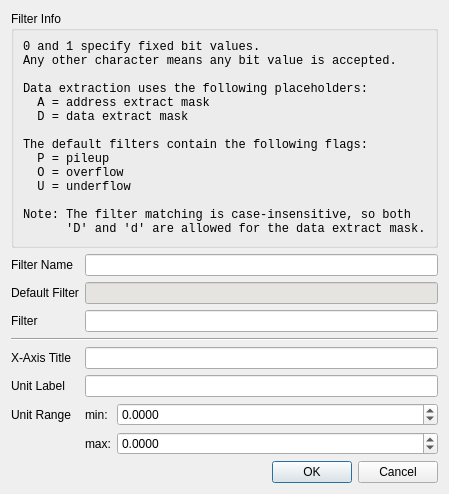
Above: src/datafilter_dialog.ui from flueke/mvme before the change. Below: the same form after it.
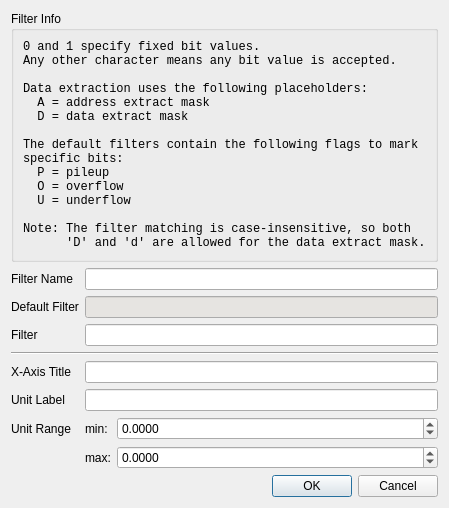
That is the form after the change.

Commit message:
DualWordDataFilter & ConfigObject updates
* Add default DualWordDataFilter for MesytecCounter type modules
* DualWordDataFilters now have unit ranges and axis titles
* Correctly handle editing of DualWordDataFilters
* ConfigObject: only create the properties entry if there are dynamic
  properties. Save dynamic properties in all of the current config
  object subclasses.

Patch:
```diff
--- a/src/datafilter_dialog.ui
+++ b/src/datafilter_dialog.ui
@@ -35,7 +35,8 @@
   A = address extract mask
   D = data extract mask
 
-The default filters contain the following flags:
+The default filters contain the following flags to mark
+specific bits:
   P = pileup
   O = overflow
   U = underflow
```
The commit also changes 8 other files.
